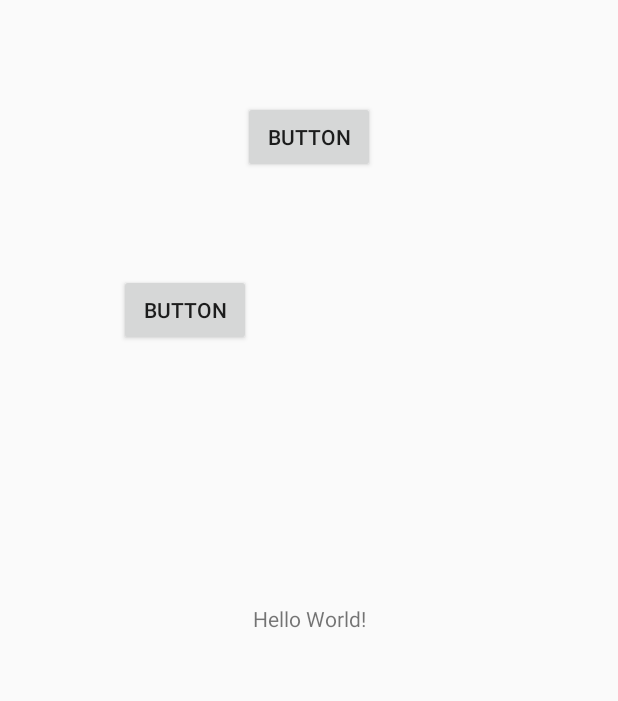
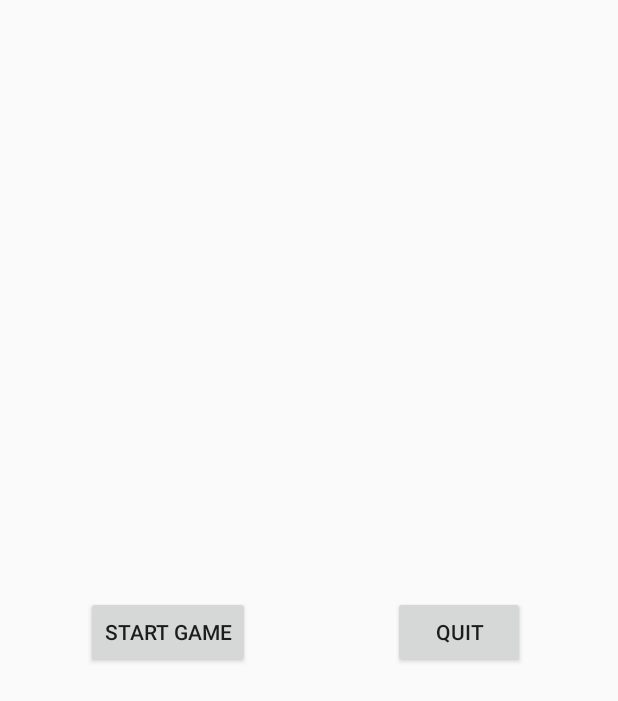
Before and after one commit to charithabw/MAD, an Android app: the layout activity_main.xml on its own in the app's theme, with its tools: preview values and no code run, on a phone screen of 412 x 824 dp. Shown: the top 701 px of the screen. Run offline under Robolectric (Android 15) with nearby library versions, the phone set to English and light mode, and no system bars.

Commit message:
Home design 1

```diff
--- a/app/src/main/java/com/example/mad/MainActivity.java
+++ b/app/src/main/java/com/example/mad/MainActivity.java
@@ -1,13 +1,29 @@
 package com.example.mad;
 
+import android.app.Activity;
+import android.content.Intent;
 import android.support.v7.app.AppCompatActivity;
 import android.os.Bundle;
+import android.view.View;
+import android.widget.Button;
 
 public class MainActivity extends AppCompatActivity {
-
+    private Button button;
     @Override
     protected void onCreate(Bundle savedInstanceState) {
         super.onCreate(savedInstanceState);
-        setContentView(R.layout.activity_main);
+        //
+        button = findViewById(R.id.btnNewGame);
+        button.setOnClickListener(new View.OnClickListener() {
+            @Override
+            public void onClick(View view) {
+                openLevelOne();
+            }
+        });
+    }
+    public void openLevelOne(){
+
+        Intent intent = new Intent(MainActivity.this, Activity.class);
+        startActivity(intent);
     }
 }
--- a/app/src/main/res/layout/activity_main.xml
+++ b/app/src/main/res/layout/activity_main.xml
@@ -6,44 +6,36 @@
     android:layout_height="match_parent"
     tools:context=".MainActivity">
 
-    <TextView
-        android:id="@+id/textView"
-        android:layout_width="wrap_content"
-        android:layout_height="wrap_content"
-        android:text="Hello World!"
-        app:layout_constraintBottom_toBottomOf="parent"
-        app:layout_constraintLeft_toLeftOf="parent"
-        app:layout_constraintRight_toRightOf="parent"
-        app:layout_constraintTop_toTopOf="parent" />
-
     <Button
-        android:id="@+id/button"
+        android:id="@+id/btnNewGame"
         android:layout_width="wrap_content"
         android:layout_height="wrap_content"
         android:layout_marginStart="8dp"
         android:layout_marginTop="8dp"
         android:layout_marginEnd="8dp"
         android:layout_marginBottom="8dp"
-        android:text="Button"
+        android:text="@string/KeyNewGame"
         app:layout_constraintBottom_toBottomOf="parent"
         app:layout_constraintEnd_toEndOf="parent"
-        app:layout_constraintHorizontal_bias="0.231"
+        app:layout_constraintHorizontal_bias="0.172"
         app:layout_constraintStart_toStartOf="parent"
         app:layout_constraintTop_toTopOf="parent"
-        app:layout_constraintVertical_bias="0.23" />
+        app:layout_constraintVertical_bias="0.512"
+        />
 
     <Button
-        android:id="@+id/button2"
+        android:id="@+id/brnQuit"
         android:layout_width="wrap_content"
         android:layout_height="wrap_content"
         android:layout_marginStart="8dp"
         android:layout_marginTop="8dp"
         android:layout_marginEnd="8dp"
         android:layout_marginBottom="8dp"
-        android:text="Button"
-        app:layout_constraintBottom_toTopOf="@+id/button"
+        android:text="@string/KeyQuit"
+        app:layout_constraintBottom_toBottomOf="parent"
         app:layout_constraintEnd_toEndOf="parent"
+        app:layout_constraintHorizontal_bias="0.824"
         app:layout_constraintStart_toStartOf="parent"
-        app:layout_constraintTop_toTopOf="parent" />
-
+        app:layout_constraintTop_toTopOf="parent"
+        app:layout_constraintVertical_bias="0.512" />
 </android.support.constraint.ConstraintLayout>
--- a/app/src/main/res/values/strings.xml
+++ b/app/src/main/res/values/strings.xml
@@ -1,3 +1,5 @@
 <resources>
     <string name="app_name">MAD</string>
+    <string name="KeyNewGame">Start Game</string>
+    <string name="KeyQuit">Quit</string>
 </resources>
```
